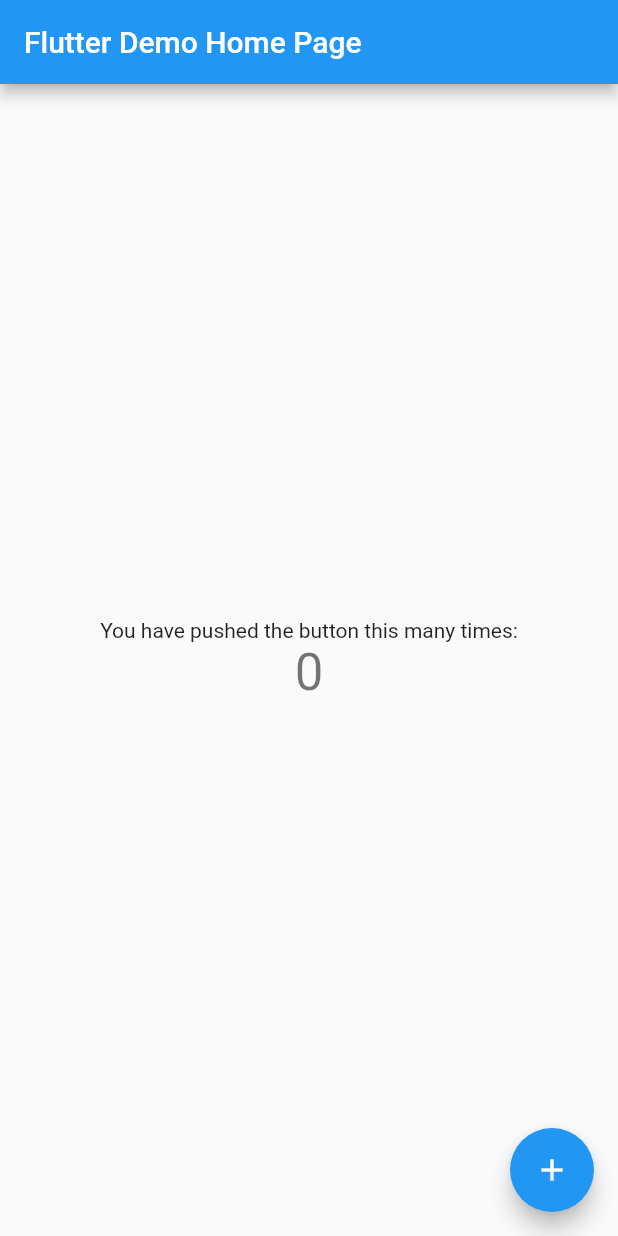
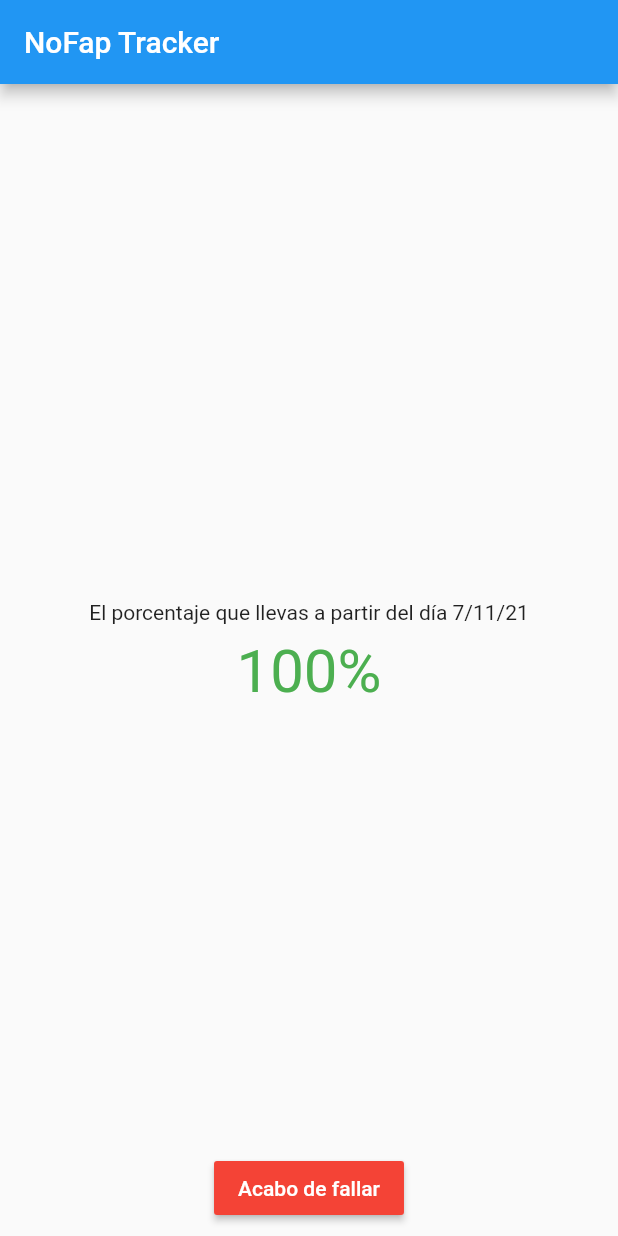
Before and after one commit to andresfab/nf-percentage-tracker, a Flutter app: the screen it shows after launch, on a phone screen of 412 x 824 dp. Run offline on Flutter 3.47's test engine with Material 2 defaults, Android fonts, the phone set to English and light mode, and no system bars.

Commit message:
Added basic tracker page

```diff
--- a/lib/main.dart
+++ b/lib/main.dart
@@ -1,4 +1,6 @@
 import 'package:flutter/material.dart';
+
+import 'pages/tracker_page.dart';
 
 void main() {
   runApp(const MyApp());
@@ -12,56 +14,11 @@ class MyApp extends StatelessWidget {
   Widget build(BuildContext context) {
     return MaterialApp(
       title: 'Flutter Demo',
+      debugShowCheckedModeBanner: false,
       theme: ThemeData(
         primarySwatch: Colors.blue,
       ),
-      home: const MyHomePage(title: 'Flutter Demo Home Page'),
+      home: const TrackerPage(),
     );
   }
 }
-
-class MyHomePage extends StatefulWidget {
-  const MyHomePage({Key? key, required this.title}) : super(key: key);
-  final String title;
-
-  @override
-  State<MyHomePage> createState() => _MyHomePageState();
-}
-
-class _MyHomePageState extends State<MyHomePage> {
-  int _counter = 0;
-
-  void _incrementCounter() {
-    setState(() {
-      _counter++;
-    });
-  }
-
-  @override
-  Widget build(BuildContext context) {
-    return Scaffold(
-      appBar: AppBar(
-        title: Text(widget.title),
-      ),
-      body: Center(
-        child: Column(
-          mainAxisAlignment: MainAxisAlignment.center,
-          children: <Widget>[
-            const Text(
-              'You have pushed the button this many times:',
-            ),
-            Text(
-              '$_counter',
-              style: Theme.of(context).textTheme.headline4,
-            ),
-          ],
-        ),
-      ),
-      floatingActionButton: FloatingActionButton(
-        onPressed: _incrementCounter,
-        tooltip: 'Increment',
-        child: const Icon(Icons.add),
-      ), // This trailing comma makes auto-formatting nicer for build methods.
-    );
-  }
-}
--- /dev/null
+++ b/lib/pages/tracker_page.dart
@@ -0,0 +1,52 @@
+import 'package:flutter/material.dart';
+
+class TrackerPage extends StatefulWidget {
+  const TrackerPage({Key? key}) : super(key: key);
+
+  @override
+  _TrackerPageState createState() => _TrackerPageState();
+}
+
+class _TrackerPageState extends State<TrackerPage> {
+  @override
+  Widget build(BuildContext context) {
+    return Scaffold(
+      appBar: AppBar(
+        title: const Text('NoFap Tracker'),
+      ),
+      body: Stack(
+        children: [
+          Center(
+            child: Column(
+              mainAxisAlignment: MainAxisAlignment.center,
+              children: const <Widget>[
+                Text("El porcentaje que llevas a partir del día 7/11/21"),
+                Padding(
+                  padding: EdgeInsets.all(8.0),
+                  child: Text(
+                    '100%',
+                    style: TextStyle(fontSize: 40, color: Colors.green),
+                  ),
+                )
+              ],
+            ),
+          ),
+          Padding(
+            padding: const EdgeInsets.all(8.0),
+            child: Align(
+              alignment: Alignment.bottomCenter,
+              child: MaterialButton(
+                color: Colors.red,
+                onPressed: () {},
+                child: const Text(
+                  "Acabo de fallar",
+                  style: TextStyle(color: Colors.white),
+                ),
+              ),
+            ),
+          )
+        ],
+      ), // This trailing comma makes auto-formatting nicer for build methods.
+    );
+  }
+}
```
Also changed, not shown: 3 other files.
